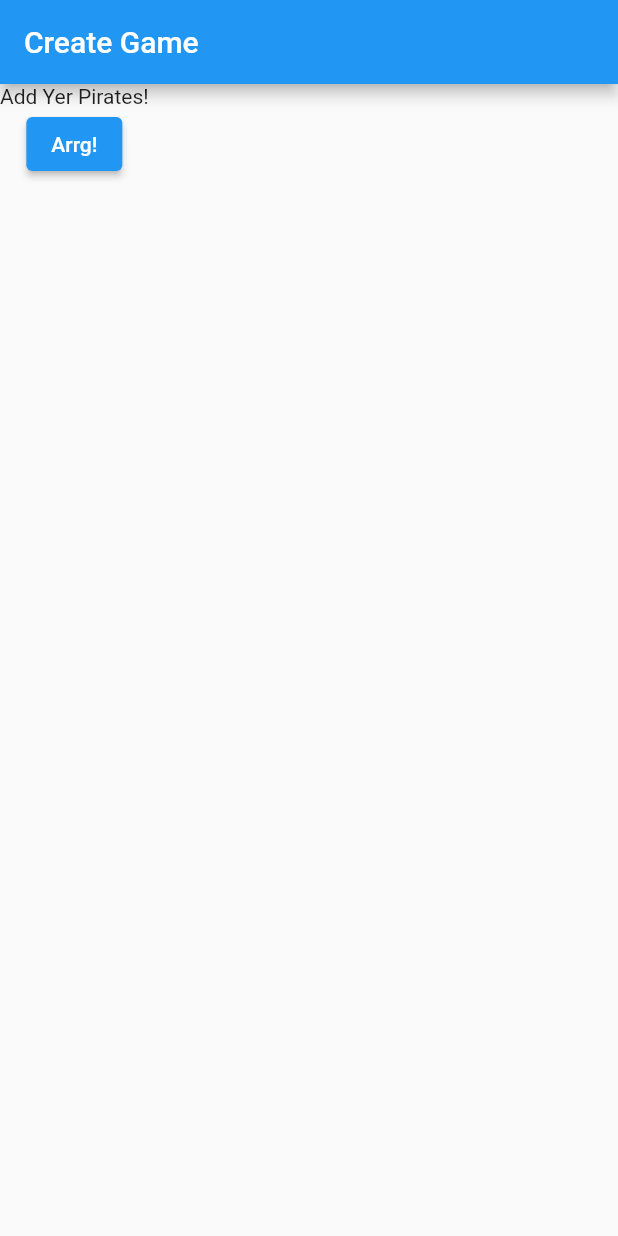
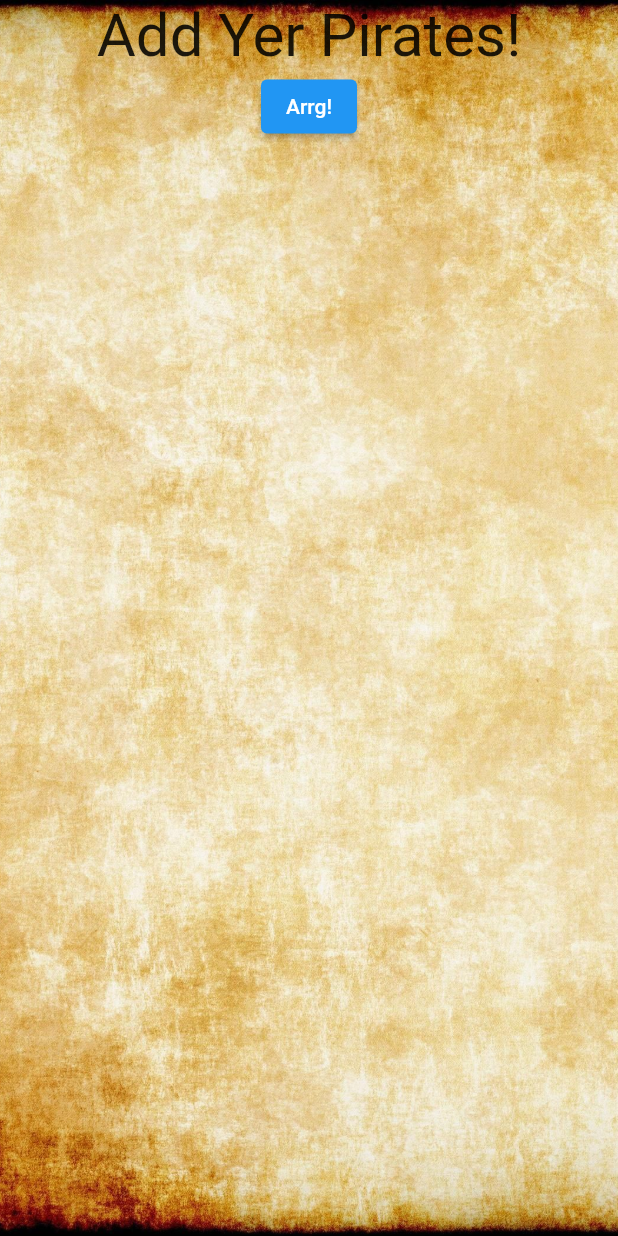
Before and after one commit to samlhunter/Skull-King-Scorekeeper, a Flutter app: the screen it shows after launch, after a tap on "Create New Game", on a phone screen of 412 x 824 dp. Run offline on Flutter 3.47's test engine with Material 2 defaults, Android fonts, the phone set to English and light mode, and no system bars; our stand-ins replace delayed_display.

Commit message:
center and add backgorund img in createGame view

```diff
--- a/lib/views/createGame.view.dart
+++ b/lib/views/createGame.view.dart
@@ -11,10 +11,26 @@ class _CreateGameViewState extends State<CreateGameView> {
   Widget build(BuildContext context) {
     return MaterialApp(
       home: Scaffold(
-          appBar: AppBar(title: const Text('Create Game')),
-          body: Column(
+        body: Container(
+          decoration: const BoxDecoration(
+            image: DecorationImage(
+              image: AssetImage('assets/background.png'),
+              fit: BoxFit.cover,
+            ),
+          ),
+          child: Scaffold(
+            backgroundColor: Colors.transparent,
+            body: Center(
+              child:Column(
+                // crossAxisAlignment: CrossAxisAlignment.stretch,
+
                 children: [
-              const Text('Add Yer Pirates!'),
+                  const Text(
+                      'Add Yer Pirates!',
+                  style: TextStyle(fontSize: 40),
+                  textAlign: TextAlign.center,
+                  ),
+
                   ElevatedButton(
                       onPressed: () {
                         Navigator.pop(context);
@@ -22,9 +38,13 @@ class _CreateGameViewState extends State<CreateGameView> {
                           return StartingRoundView();
                         }));
                       },
-                  child: const Text('Arrg!'))
+                      child: const Text('Arrg!')),
+                  Spacer(),
                 ],
               )),
+            ),
+          )
+        )
     );
   }
 }
--- a/lib/views/initialScreen.view.dart
+++ b/lib/views/initialScreen.view.dart
@@ -23,7 +23,6 @@ class _InitialScreenViewState extends State<InitialScreenView> {
             backgroundColor: Colors.transparent,
               body: Center(
                 child:Column(
-                  crossAxisAlignment: CrossAxisAlignment.stretch,
                   children: [
                     Spacer(
                         flex:2
@@ -44,7 +43,7 @@ class _InitialScreenViewState extends State<InitialScreenView> {
                         style: ElevatedButton.styleFrom(
                             primary: COLOR_LIGHT_BROWN,
                             onPrimary: Colors.black87,
-                            padding: EdgeInsets.symmetric(horizontal: 0, vertical: 15),
+                            padding: EdgeInsets.symmetric(horizontal: 35, vertical: 15),
                             textStyle: TextStyle(
                                 fontSize: 15)),
                         onPressed: () {
```
Lines whose indentation alone changed are shown as unchanged.
